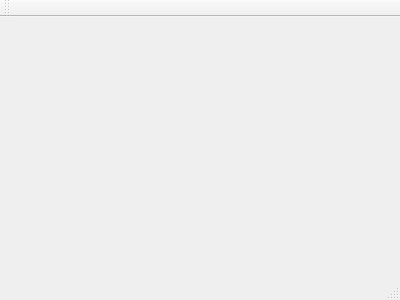
The window that 06_Splitter_Spacers_Buddy_Tabs/06_Splitter_Spacers_Buddy_Tabs/mainwindow.ui (wildenali/Belajar-GUI-dengan-QtCreator) describes before a commit, drawn with Qt 5.
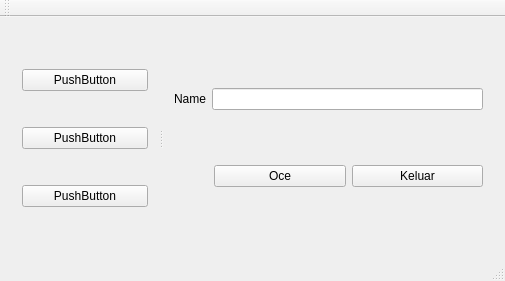
The same window after the commit.

```diff
--- a/06_Splitter_Spacers_Buddy_Tabs/06_Splitter_Spacers_Buddy_Tabs/mainwindow.ui
+++ b/06_Splitter_Spacers_Buddy_Tabs/06_Splitter_Spacers_Buddy_Tabs/mainwindow.ui
@@ -1,24 +1,137 @@
 <ui version="4.0">
  <class>MainWindow</class>
- <widget class="QMainWindow" name="MainWindow" >
-  <property name="geometry" >
+ <widget class="QMainWindow" name="MainWindow">
+  <property name="geometry">
    <rect>
     <x>0</x>
     <y>0</y>
-    <width>400</width>
-    <height>300</height>
+    <width>505</width>
+    <height>281</height>
    </rect>
   </property>
   <property name="windowTitle" >
    <string>MainWindow</string>
   </property>
-  <widget class="QMenuBar" name="menuBar" />
-  <widget class="QToolBar" name="mainToolBar" />
-  <widget class="QWidget" name="centralWidget" />
-  <widget class="QStatusBar" name="statusBar" />
+  <widget class="QWidget" name="centralWidget">
+   <layout class="QHBoxLayout" name="horizontalLayout_3">
+    <item>
+     <widget class="QSplitter" name="splitter">
+      <property name="orientation">
+       <enum>Qt::Horizontal</enum>
+      </property>
+      <widget class="QWidget" name="">
+       <layout class="QVBoxLayout" name="verticalLayout_2">
+        <item>
+         <widget class="QPushButton" name="pushButton_3">
+          <property name="text">
+           <string>PushButton</string>
+          </property>
+         </widget>
+        </item>
+        <item>
+         <widget class="QPushButton" name="pushButton_4">
+          <property name="text">
+           <string>PushButton</string>
+          </property>
+         </widget>
+        </item>
+        <item>
+         <widget class="QPushButton" name="pushButton_5">
+          <property name="text">
+           <string>PushButton</string>
+          </property>
+         </widget>
+        </item>
+       </layout>
+      </widget>
+      <widget class="QWidget" name="">
+       <layout class="QVBoxLayout" name="verticalLayout">
+        <item>
+         <layout class="QHBoxLayout" name="horizontalLayout">
+          <item>
+           <widget class="QLabel" name="label">
+            <property name="text">
+             <string>Name</string>
+            </property>
+            <property name="buddy">
+             <cstring>lineEdit</cstring>
+            </property>
+           </widget>
+          </item>
+          <item>
+           <widget class="QLineEdit" name="lineEdit"/>
+          </item>
+         </layout>
+        </item>
+        <item>
+         <layout class="QHBoxLayout" name="horizontalLayout_2">
+          <item>
+           <spacer name="horizontalSpacer">
+            <property name="orientation">
+             <enum>Qt::Horizontal</enum>
+            </property>
+            <property name="sizeType">
+             <enum>QSizePolicy::Preferred</enum>
+            </property>
+            <property name="sizeHint" stdset="0">
+             <size>
+              <width>40</width>
+              <height>20</height>
+             </size>
+            </property>
+           </spacer>
+          </item>
+          <item>
+           <widget class="QPushButton" name="pushButton">
+            <property name="text">
+             <string>Oce</string>
+            </property>
+           </widget>
+          </item>
+          <item>
+           <widget class="QPushButton" name="pushButton_2">
+            <property name="text">
+             <string>Keluar</string>
+            </property>
+           </widget>
+          </item>
+         </layout>
+        </item>
+       </layout>
+      </widget>
+     </widget>
+    </item>
+   </layout>
+  </widget>
+  <widget class="QMenuBar" name="menuBar">
+   <property name="geometry">
+    <rect>
+     <x>0</x>
+     <y>0</y>
+     <width>505</width>
+     <height>25</height>
+    </rect>
+   </property>
+  </widget>
+  <widget class="QToolBar" name="mainToolBar">
+   <attribute name="toolBarArea">
+    <enum>TopToolBarArea</enum>
+   </attribute>
+   <attribute name="toolBarBreak">
+    <bool>false</bool>
+   </attribute>
+  </widget>
+  <widget class="QStatusBar" name="statusBar"/>
  </widget>
- <layoutDefault spacing="6" margin="11" />
- <pixmapfunction></pixmapfunction>
+ <layoutdefault spacing="6" margin="11"/>
+ <tabstops>
+  <tabstop>lineEdit</tabstop>
+  <tabstop>pushButton</tabstop>
+  <tabstop>pushButton_2</tabstop>
+  <tabstop>pushButton_3</tabstop>
+  <tabstop>pushButton_4</tabstop>
+  <tabstop>pushButton_5</tabstop>
+ </tabstops>
  <resources/>
  <connections/>
 </ui>
```
Left out of the diff: 3 changed lines with no effect on the pictures.
